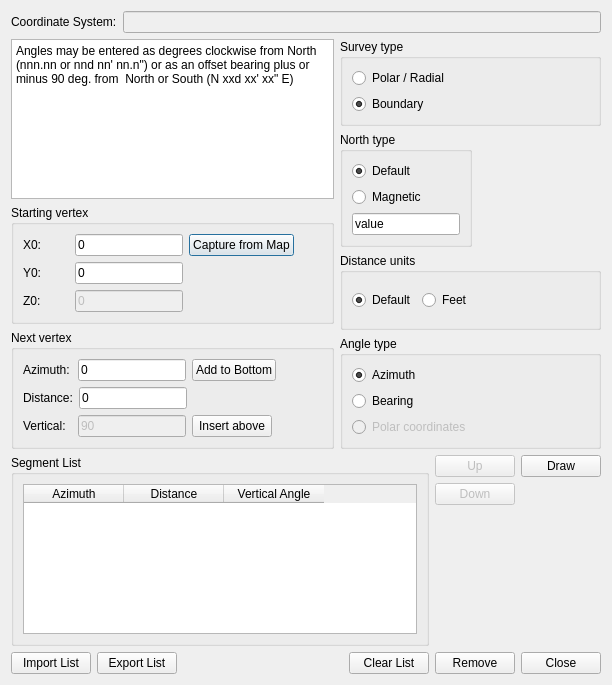
mpetroff/qgsazimuth, file ui.ui: the form before one commit.
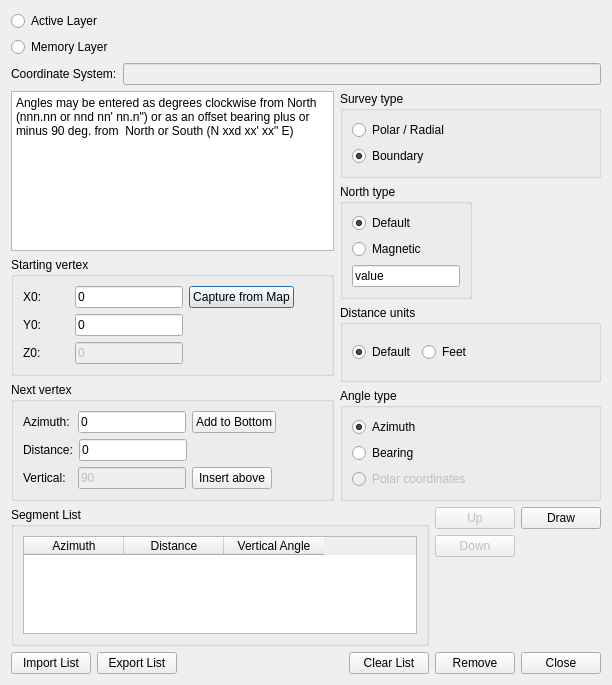
The form after the commit.

Commit message:
Add option to allow for drawing into active layer Update active layer text on active layer change Remove unndeed layer edit calls. provider.addFeatures will bypass layer edit buffer Bump version, update change log
 - Completed by Digital Mapping Solutions, Australia

Patch:
```diff
--- a/ui.ui
+++ b/ui.ui
@@ -14,7 +14,21 @@
   </property>
   <layout class="QVBoxLayout" name="verticalLayout_13" >
    <item>
-    <layout class="QVBoxLayout" name="verticalLayout_3" >
+    <widget class="QRadioButton" name="radioButton_useActiveLayer">
+     <property name="text">
+      <string>Active Layer</string>
+     </property>
+    </widget>
+   </item>
+   <item>
+    <widget class="QRadioButton" name="radioButton_useMemoryLayer">
+     <property name="text">
+      <string>Memory Layer</string>
+     </property>
+    </widget>
+   </item>
+   <item>
+    <layout class="QVBoxLayout" name="verticalLayout_3">
      <item>
       <layout class="QHBoxLayout" name="horizontalLayout_14" >
        <item>
```
Left out of the diff: 537 changed lines with no effect on the pictures. The commit also changes 3 other files.
